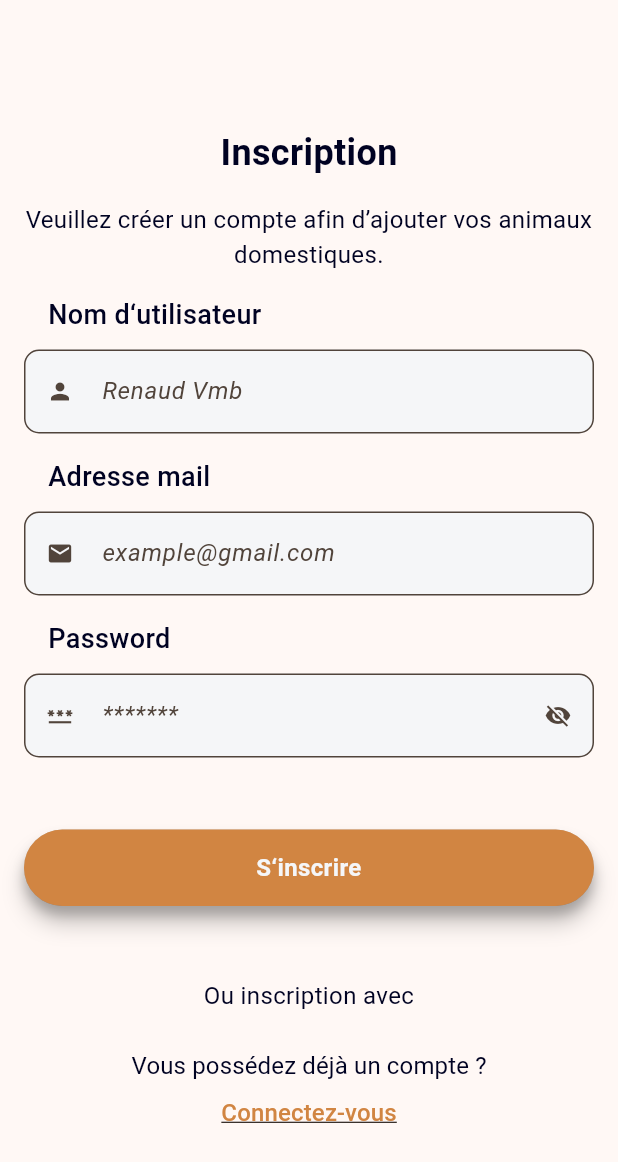
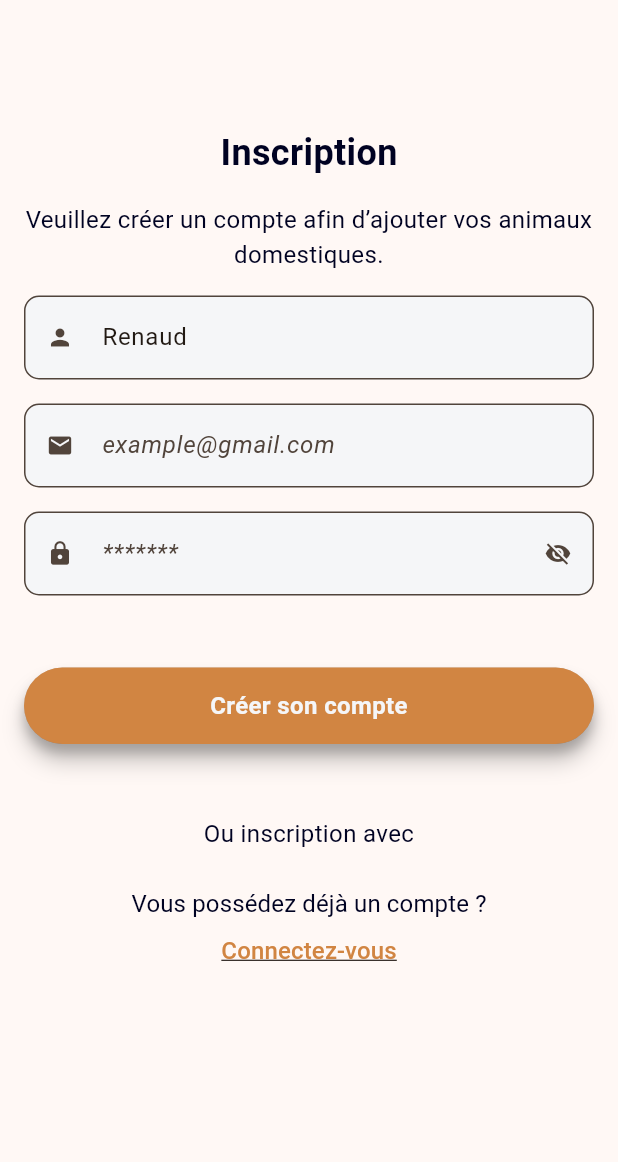
Before and after one commit to VanMeerbergenRenaud/pet4life, a Flutter app: the screen it shows after launch, after a tap on "Je me connecte", after a tap on "Inscrivez-vous", on a phone screen of 412 x 824 dp. Shown: the top 1162 px of the screen. Run offline on Flutter 3.47's test engine with Material 2 defaults, Android fonts, the phone set to English and light mode, and no system bars; our stand-ins replace cloud_firestore, firebase_auth, firebase_core; accounts and stored records are empty.

```diff
--- a/lib/screens/login_screen.dart
+++ b/lib/screens/login_screen.dart
@@ -1,4 +1,7 @@
-import 'package:flutter/material.dart';
+import "package:flutter/material.dart";
+import 'package:firebase_auth/firebase_auth.dart';
+import 'package:pet4life/screens/home_screen.dart';
+import 'package:pet4life/screens/main_page_screen.dart';
 
 import '../styles/font.dart';
 import '../styles/spacings.dart';
@@ -14,6 +17,37 @@ class LoginScreen extends StatelessWidget {
   static const String routeName = '/login';
 
   final _formKey = GlobalKey<FormState>();
+
+  final _emailController = TextEditingController();
+  final _passwordController = TextEditingController();
+
+  Future<void> _signInWithEmailAndPassword(BuildContext context) async {
+    try {
+      await FirebaseAuth.instance.signInWithEmailAndPassword(
+        email: _emailController.text,
+        password: _passwordController.text,
+      );
+      ScaffoldMessenger.of(context).showSnackBar(
+        const SnackBar(
+          content: Text('Connexion réussie !'),
+        ),
+      );
+    } on FirebaseAuthException catch (e) {
+      if (e.code == 'user-not-found') {
+        ScaffoldMessenger.of(context).showSnackBar(
+          const SnackBar(
+            content: Text('Aucun utilisateur trouvé pour cet email.'),
+          ),
+        );
+      } else if (e.code == 'wrong-password') {
+        ScaffoldMessenger.of(context).showSnackBar(
+          const SnackBar(
+            content: Text('Mot de passe incorrect.'),
+          ),
+        );
+      }
+    }
+  }
 
   @override
   Widget build(BuildContext context) {
@@ -45,8 +79,8 @@ class LoginScreen extends StatelessWidget {
                   children: [
                     Padding(
                       padding: const EdgeInsets.symmetric(
-                          horizontal: kHorizontalPadding,
-                          vertical: kVerticalPadding,
+                        horizontal: kHorizontalPadding,
+                        vertical: kVerticalPadding,
                       ),
                       child: TextInput(
                         prefixIcon: Icons.email,
@@ -56,17 +90,20 @@ class LoginScreen extends StatelessWidget {
                           return validateEmail(value!);
                         },
                         keyboardType: TextInputType.emailAddress,
+                        controller: _emailController,
                       ),
                     ),
                     Padding(
-                      padding: const EdgeInsets.symmetric(horizontal: kHorizontalPadding),
+                      padding: const EdgeInsets.symmetric(
+                          horizontal: kHorizontalPadding),
                       child: PasswordInput(
-                        prefixIcon: Icons.password,
+                        prefixIcon: Icons.lock,
                         hintText: '*******',
                         labelText: 'Password',
                         validator: (value) {
                           return validatePassword(value!);
                         },
+                        controller: _passwordController,
                       ),
                     ),
                     Padding(
@@ -94,12 +131,7 @@ class LoginScreen extends StatelessWidget {
                               label: 'Je me connecte',
                               onTap: () {
                                 if (_formKey.currentState!.validate()) {
-                                  ScaffoldMessenger.of(context).showSnackBar(
-                                    const SnackBar(
-                                      content: Text(
-                                          'Traitement des données en cours...'),
-                                    ),
-                                  );
+                                  _signInWithEmailAndPassword(context);
                                 }
                               },
                             ),
@@ -132,10 +164,9 @@ class LoginScreen extends StatelessWidget {
                   ],
                 ),
               ),
-
               // Not subscribe yet
               Padding(
-                padding: const EdgeInsets.symmetric(vertical: kVerticalPaddingXL),
+                padding: const EdgeInsets.symmetric(vertical: kVerticalPaddingL),
                 child: Row(
                   mainAxisAlignment: MainAxisAlignment.center,
                   children: [
@@ -159,6 +190,32 @@ class LoginScreen extends StatelessWidget {
                   ],
                 ),
               ),
+              // Add a link to the home page as a guest
+              Padding(
+                padding: const EdgeInsets.symmetric(horizontal: kHorizontalPadding),
+                child: Row(
+                  mainAxisAlignment: MainAxisAlignment.center,
+                  children: [
+                    const Text(
+                      'Ou continuez en tant qu‘invité',
+                      style: kText,
+                    ),
+                    TextButton(
+                      onPressed: () {
+                        Navigator.of(context).push(
+                          MaterialPageRoute(
+                            builder: (context) => const MainScreenPage(),
+                          ),
+                        );
+                      },
+                      child: const Text(
+                        'Continuer',
+                        style: kButtonUnderline,
+                      ),
+                    ),
+                  ],
+                ),
+              )
             ],
           ),
         ),
--- a/lib/screens/register_screen.dart
+++ b/lib/screens/register_screen.dart
@@ -1,3 +1,5 @@
+import 'package:cloud_firestore/cloud_firestore.dart';
+import 'package:firebase_auth/firebase_auth.dart';
 import 'package:flutter/material.dart';
 
 import '../styles/font.dart';
@@ -6,14 +8,19 @@ import '../widgets/buttons/main_button.dart';
 import '../widgets/form/text_input.dart';
 import '../widgets/form/password_input.dart';
 import '../widgets/form/validation.dart';
+
+import 'home_screen.dart';
 import 'login_screen.dart';
 
 class RegisterScreen extends StatelessWidget {
+  static const String routeName = '/register';
+  final _registerFormKey = GlobalKey<FormState>();
+
+  final String _name = "";
+  final String _email = "";
+  String _password = "";
+
   RegisterScreen({super.key});
-
-  static const String routeName = '/register';
-
-  final _formKey = GlobalKey<FormState>();
 
   @override
   Widget build(BuildContext context) {
@@ -39,7 +46,7 @@ class RegisterScreen extends StatelessWidget {
                 ),
               ),
               Form(
-                key: _formKey,
+                key: _registerFormKey,
                 child: Column(
                   crossAxisAlignment: CrossAxisAlignment.start,
                   children: [
@@ -48,11 +55,14 @@ class RegisterScreen extends StatelessWidget {
                       padding: const EdgeInsets.symmetric(horizontal: kHorizontalPadding),
                       child: TextInput(
                         prefixIcon: Icons.person,
-                        hintText: 'Renaud Vmb',
-                        labelText: 'Nom d‘utilisateur',
+                        hintText: 'Dominique',
+                        labelText: 'Prénom',
+                        keyboardType: TextInputType.name,
+                        initialValue: 'Renaud',
                         validator: (value) {
-                          return validateName(value!, 'prénom');
+                          return validateName(value!, 'Prénom');
                         },
+                        // controller: _name,
                       ),
                     ),
                     // Email input
@@ -69,6 +79,7 @@ class RegisterScreen extends StatelessWidget {
                           return validateEmail(value!);
                         },
                         keyboardType: TextInputType.emailAddress,
+                        // controller: _email,
                       ),
                     ),
                     // Password input
@@ -76,12 +87,16 @@ class RegisterScreen extends StatelessWidget {
                       padding: const EdgeInsets.symmetric(
                           horizontal: kHorizontalPadding),
                       child: PasswordInput(
-                        prefixIcon: Icons.password,
+                        prefixIcon: Icons.lock,
                         hintText: '*******',
                         labelText: 'Password',
+                        onChanged: (value) {
+                          _password = value;
+                        },
                         validator: (value) {
                           return validatePassword(value!);
                         },
+                        // controller: _password,
                       ),
                     ),
                     // Password forgotten link
@@ -94,21 +109,37 @@ class RegisterScreen extends StatelessWidget {
                         children: [
                           Expanded(
                             child: Padding(
-                              padding: const EdgeInsets.symmetric(
-                                  vertical: kVerticalPaddingL),
+                              padding: const EdgeInsets.symmetric(vertical: kVerticalPaddingL),
                               child: MainButton(
-                                label: 'S‘inscrire',
-                                onTap: () {
-                                  if (_formKey.currentState!.validate()) {
-                                    ScaffoldMessenger.of(context).showSnackBar(
-                                      const SnackBar(
-                                        content: Text(
-                                            'Traitement des données en cours...'),
-                                      ),
-                                    );
-                                  }
-                                },
-                              ),
+                                  onTap: () async {
+                                    if (_registerFormKey.currentState != null &&
+                                        _registerFormKey.currentState!.validate()) {
+                                      try {
+                                        // Connection vers Firebase et appel de la méthode createUserWithEmailAndPassword
+                                        // Cette partie prend plusieurs secondes à s'exécuter donc on utilise le mot clé 'await' qui va de pair avec async()
+                                        await FirebaseAuth.instance
+                                            .createUserWithEmailAndPassword(
+                                            email: _email, password: _password)
+                                            .then((value) => {
+                                          // Création de la navigation vers la route Home
+                                          Navigator.pushNamed(
+                                              context, HomePageScreen.routeName)
+                                        });
+                                        var collection = FirebaseFirestore.instance.collection('users');
+                                        var querySnapshot = await collection.add({
+                                          'name': _name,
+                                          'email': _email,
+                                        });
+                                      } on FirebaseAuthException catch (e) {
+                                        ScaffoldMessenger.of(context).showSnackBar(SnackBar(
+                                          showCloseIcon: true,
+                                          duration: const Duration(seconds: 10),
+                                          content: Text(e.message ?? 'Erreur inconnue'),
+                                        ));
+                                      }
+                                    }
+                                  },
+                                  label: 'Créer son compte'),
                             ),
                           ),
                         ],
--- a/lib/styles/colors.dart
+++ b/lib/styles/colors.dart
@@ -10,4 +10,5 @@ const kErrorColor =   Color.fromRGBO(231, 54, 34, 1.0);
 const kValidColor =   Color.fromRGBO(9, 136, 33, 1.0);
 
 const kWhite = Color.fromRGBO(255, 255, 255, 1.0);
+const kGrey = Color.fromRGBO(180, 180, 180, 1.0);
 const kBlack = Color.fromRGBO(0, 2, 34, 1.0);
--- a/lib/widgets/form/password_input.dart
+++ b/lib/widgets/form/password_input.dart
@@ -9,6 +9,8 @@ class PasswordInput extends StatefulWidget {
   final FormFieldValidator<String> validator;
   final ValueChanged<String>? onChanged;
 
+  final TextEditingController? controller;
+
   const PasswordInput({
     Key? key,
     required this.prefixIcon,
@@ -16,6 +18,7 @@ class PasswordInput extends StatefulWidget {
     required this.labelText,
     required this.validator,
     this.onChanged,
+    this.controller,
   }) : super(key: key);
 
   @override
@@ -35,6 +38,8 @@ class _PasswordInputState extends State<PasswordInput> {
           hintText: widget.hintText,
           prefixIcon: widget.prefixIcon,
           validator: widget.validator,
+          onChanged: widget.onChanged,
+          controller: widget.controller,
           obscureText: _obscureText,
           suffixIcon: IconButton(
             icon:
--- a/lib/widgets/form/text_input.dart
+++ b/lib/widgets/form/text_input.dart
@@ -6,17 +6,19 @@ import '../../styles/spacings.dart';
 
 @immutable
 class TextInput extends StatelessWidget {
-  final TextInputType keyboardType;
   final IconData prefixIcon;
   final String hintText;
   final String labelText;
+  final FormFieldValidator<String> validator;
+  final ValueChanged<String>? onChanged;
+
+  final TextInputType keyboardType;
   final bool obscureText;
   final Widget? suffixIcon;
-  final String? tooltipMessage;
-  final FormFieldValidator<String> validator;
 
   final String? initialValue;
-  final ValueChanged<String>? onChanged;
+
+  final TextEditingController? controller;
 
   const TextInput({
     super.key,
@@ -28,10 +30,10 @@ class TextInput extends StatelessWidget {
     this.keyboardType = TextInputType.text,
     this.obscureText = false,
     this.suffixIcon,
-    this.tooltipMessage,
 
     this.onChanged,
     this.initialValue,
+    this.controller,
   });
 
   @override
@@ -41,32 +43,13 @@ class TextInput extends StatelessWidget {
     return Column(
       crossAxisAlignment: CrossAxisAlignment.start,
       children: [
-        Padding(
-            padding: const EdgeInsets.only(left: kHorizontalPadding, bottom: 10),
-            child: tooltipMessage != null ? Tooltip (
-              height: 32,
-              message: tooltipMessage,
-              child: Row(
-                children: [
-                  Text(
-                    labelText,
-                    style: kLabelStyle,
-                  ),
-                  const Icon(
-                    Icons.info_outline,
-                    color: kMainColor,
-                    size: kInfoIconSize,
-                  )
-                ],
-              ),
-            ) : Text(
-              labelText,
-              style: kLabelStyle,
-            )),
         TextFormField(
           keyboardType: keyboardType,
           obscureText: obscureText,
           validator: validator,
+          onChanged: onChanged,
+          initialValue: initialValue,
+          controller: controller,
           decoration: InputDecoration(
             isDense: true,
             contentPadding: const EdgeInsets.symmetric(horizontal: kHorizontalPadding, vertical: kVerticalPadding),
--- a/lib/widgets/form/validation.dart
+++ b/lib/widgets/form/validation.dart
@@ -28,8 +28,8 @@ String? validatePassword(String value) {
     if (value.isEmpty) {
       return 'Veuillez saisir un mot de passe.';
     }
-    if (value.length < 5) {
-      return 'Le mot de passe doit contenir au moins 5 caractères.';
+    if (value.length < 8) {
+      return 'Le mot de passe doit contenir au moins 8 caractères.';
     }
     return null;
 }
```
Also changed, not shown: lib/screens/animals_screen.dart (added, +14 -0 lines), lib/screens/home_screen.dart (+3 -5 lines), lib/screens/main_page_screen.dart (added, +70 -0 lines), lib/screens/reminders_screen.dart (added, +14 -0 lines), lib/screens/settings_screen.dart (added, +14 -0 lines), lib/screens/vets_screen.dart (added, +14 -0 lines).
